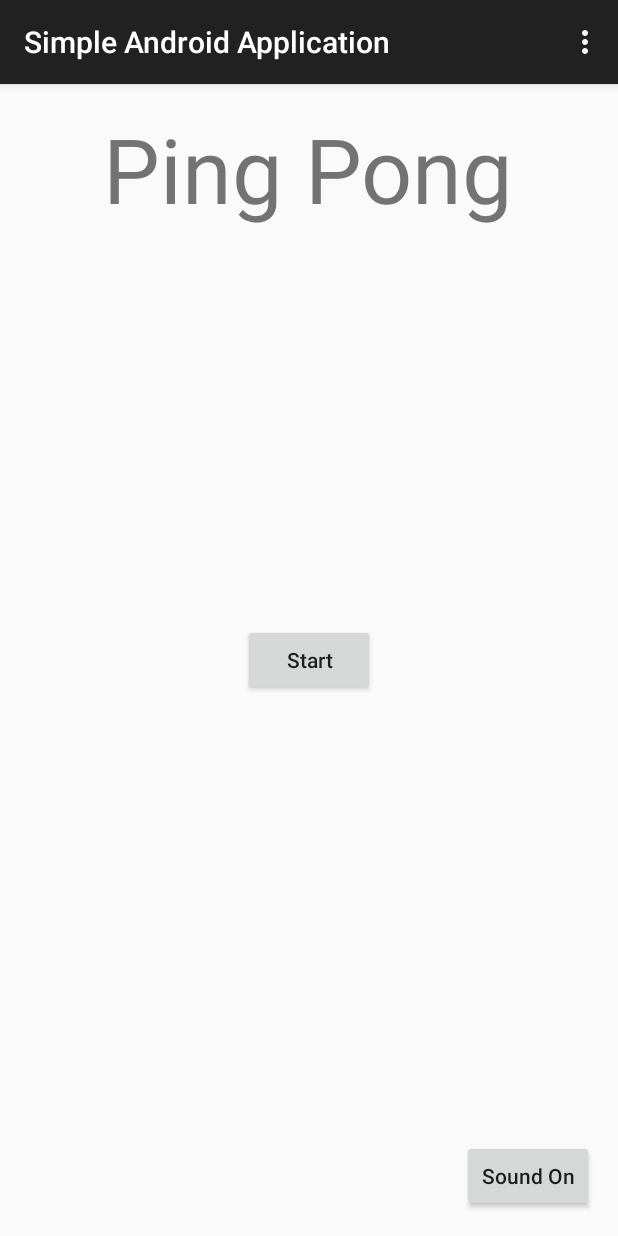
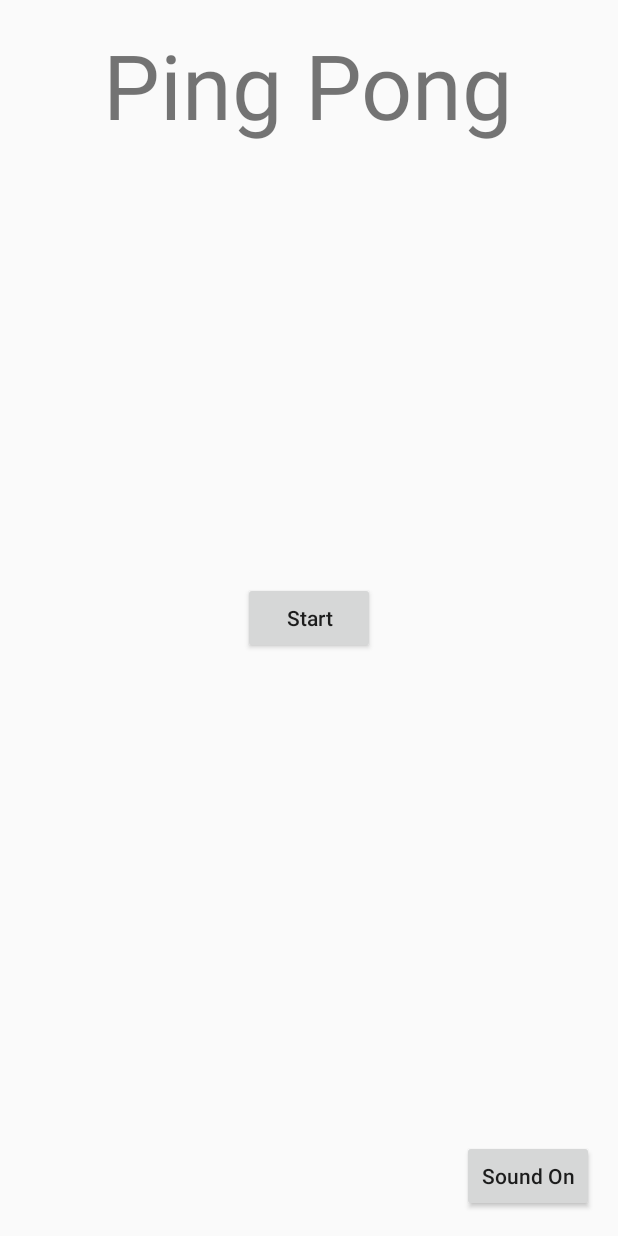
Before and after one commit to akasso/simpleandroid, an Android app: the screen it shows after launch (MainActivity), on a phone screen of 412 x 824 dp. Run offline under Robolectric (Android 15) with nearby library versions, the phone set to English and light mode, and no system bars; 1 statement that could not run was skipped.

Commit message:
Removed title bar from application

```diff
--- a/app/src/main/AndroidManifest.xml
+++ b/app/src/main/AndroidManifest.xml
@@ -8,10 +8,11 @@
         android:allowBackup="true"
         android:icon="@mipmap/ic_launcher"
         android:label="@string/app_name"
-        android:theme="@style/AppTheme" >
+        android:theme="@style/Theme.AppCompat.Light.NoActionBar" >
         <activity
             android:name=".MainActivity"
-            android:label="@string/app_name" >
+            android:label="@string/app_name"
+            >
             <intent-filter>
                 <action android:name="android.intent.action.MAIN" />
 
--- a/app/src/main/java/uk/co/akasso/simpleandroidapplication/MainActivity.java
+++ b/app/src/main/java/uk/co/akasso/simpleandroidapplication/MainActivity.java
@@ -6,8 +6,6 @@ import android.content.res.AssetFileDescriptor;
 import android.media.AudioManager;
 import android.support.v7.app.ActionBarActivity;
 import android.os.Bundle;
-import android.view.Menu;
-import android.view.MenuItem;
 import android.view.View;
 import android.content.res.AssetManager;
 import android.widget.Button;
@@ -26,6 +24,7 @@ public class MainActivity extends ActionBarActivity {
     protected void onCreate(Bundle savedInstanceState) {
         super.onCreate(savedInstanceState);
         setContentView(R.layout.activity_main);
+
         setVolumeControlStream(AudioManager.STREAM_MUSIC);
 
         try{
@@ -38,29 +37,6 @@ public class MainActivity extends ActionBarActivity {
         }catch (IOException e){
 
         }
-    }
-
-
-    @Override
-    public boolean onCreateOptionsMenu(Menu menu) {
-        // Inflate the menu; this adds items to the action bar if it is present.
-        getMenuInflater().inflate(R.menu.menu_main, menu);
-        return true;
-    }
-
-    @Override
-    public boolean onOptionsItemSelected(MenuItem item) {
-        // Handle action bar item clicks here. The action bar will
-        // automatically handle clicks on the Home/Up button, so long
-        // as you specify a parent activity in AndroidManifest.xml.
-        int id = item.getItemId();
-
-        //noinspection SimplifiableIfStatement
-        if (id == R.id.action_settings) {
-            return true;
-        }
-
-        return super.onOptionsItemSelected(item);
     }
 
     public void startGame(View view){
```
